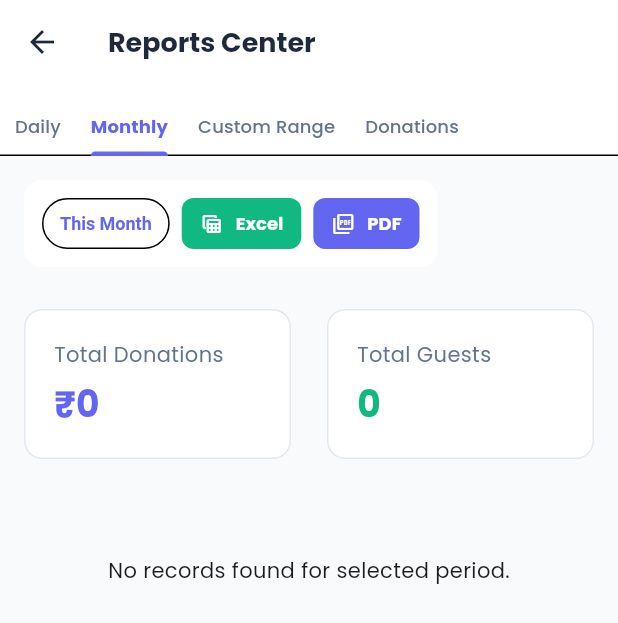
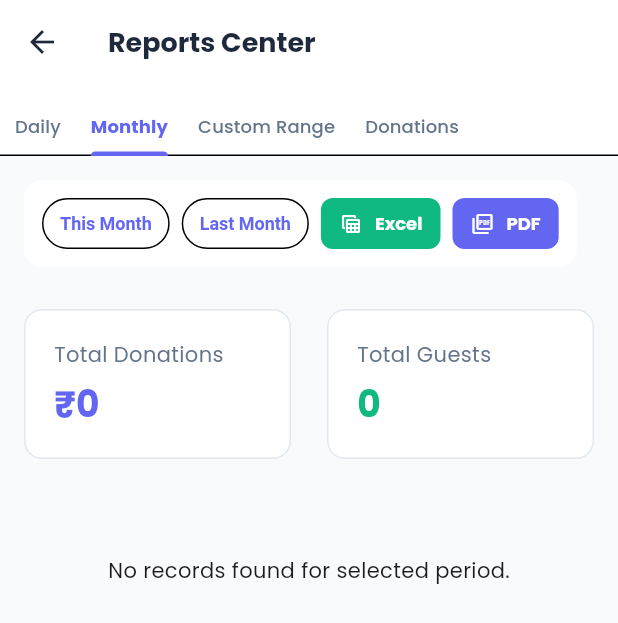
Before and after one commit to mdnaseef2004/City-Guest-Flutter, a Flutter app: the ReportsView screen opened directly, tab 2 chosen, on a phone screen of 412 x 824 dp. Shown: the top 623 px of the screen. Run offline on Flutter 3.47's test engine with Material 3 defaults, Android fonts, the phone set to English and light mode, and no system bars; our stand-ins replace file_picker, firebase_core, firebase_messaging, fl_chart, flutter_local_notifications, google_fonts and 5 more; missing offline and left inert: dart:js, excel, onesignal_flutter; accounts and stored records are empty.

Commit message:
Under Monthly tab show This Month, Last Month pills and Month selection dropdown alongside download options

```diff
--- a/lib/views/reports/reports_view.dart
+++ b/lib/views/reports/reports_view.dart
@@ -123,6 +123,10 @@ class _ReportsViewState extends State<ReportsView> with SingleTickerProviderStat
     } else if (preset == 'This Week') {
       final startOfWeek = now.subtract(Duration(days: now.weekday - 1));
       range = DateTimeRange(start: startOfWeek, end: now);
+    } else if (preset == 'Last Month') {
+      final startOfLastMonth = DateTime(now.year, now.month - 1, 1);
+      final endOfLastMonth = DateTime(now.year, now.month, 0);
+      range = DateTimeRange(start: startOfLastMonth, end: endOfLastMonth);
     } else {
       // This Month
       final startOfMonth = DateTime(now.year, now.month, 1);
@@ -234,6 +238,7 @@ class _ReportsViewState extends State<ReportsView> with SingleTickerProviderStat
                       _buildPresetButton('Yesterday'),
                     ] else if (_tabController.index == 1) ...[
                       _buildPresetButton('This Month'),
+                      _buildPresetButton('Last Month'),
                     ] else ...[
                       _buildPresetButton('Today'),
                       _buildPresetButton('Yesterday'),
```
